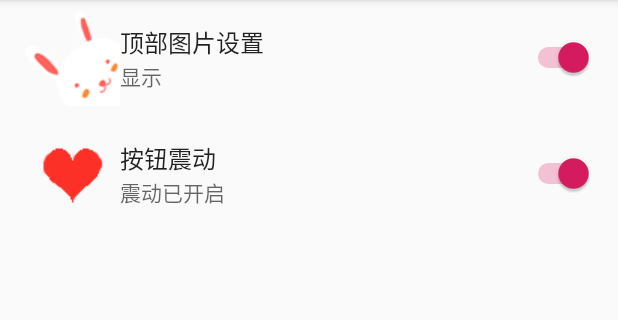
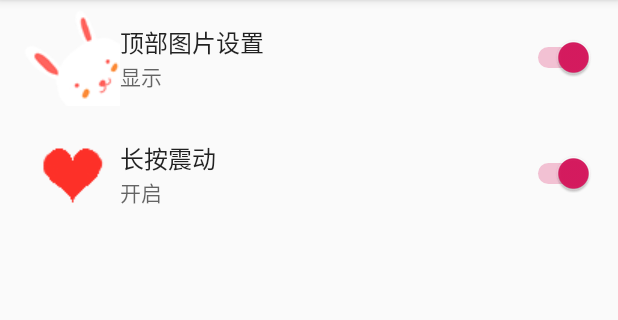
Before and after one commit to 17859762411/ToDoList, an Android app: the SettingsFragment screen opened directly, with no data from a screen before it, on a phone screen of 412 x 824 dp, the part 84-404 px from its top. Run offline under Robolectric (Android 15) with nearby library versions, the phone set to English and light mode, and no system bars; our stand-ins replace androidx.preference.

Commit message:
Update pref_visualizer.xml

```diff
--- a/app/src/main/res/xml/pref_visualizer.xml
+++ b/app/src/main/res/xml/pref_visualizer.xml
@@ -13,8 +13,8 @@
         android:icon="@drawable/red_heart"
         android:defaultValue="true"
         android:key="@string/pref_button_vibrate"
-        android:summaryOff="震动已关闭"
-        android:summaryOn="震动已开启"
-        android:title="按钮震动" />
+        android:summaryOff="关闭"
+        android:summaryOn="开启"
+        android:title="长按震动" />
 
 </PreferenceScreen>
```
